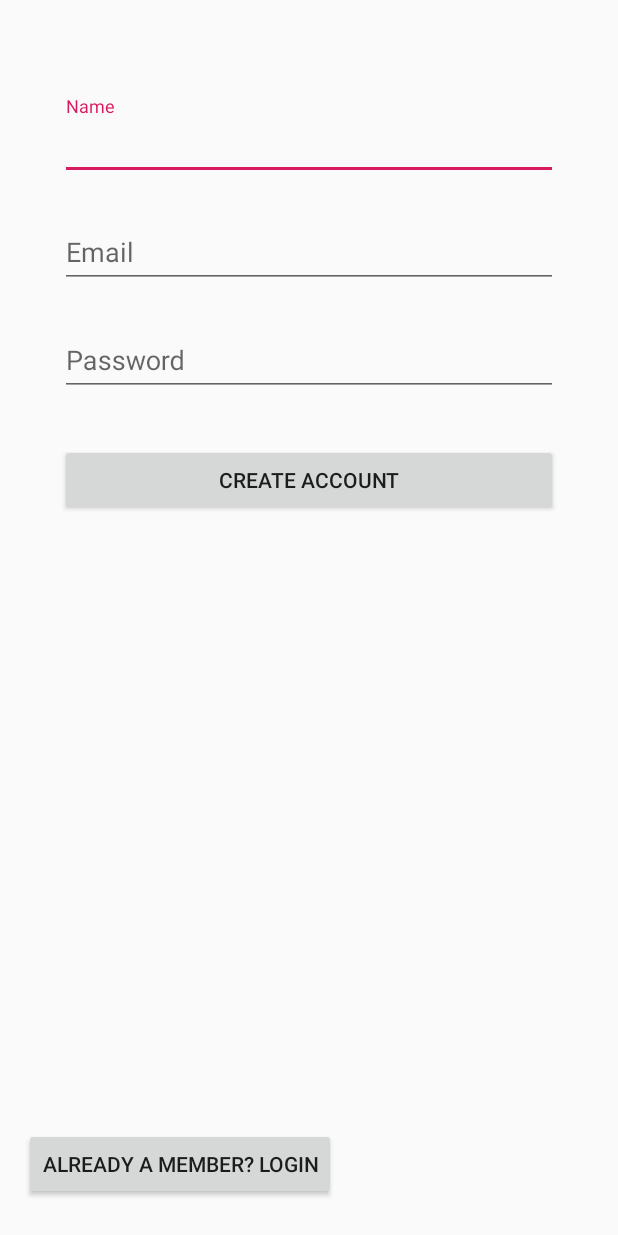
After one commit to lucasfoo/Meal-Demo, an Android app: the layout activity_register.xml on its own in the app's theme, with its tools: preview values and no code run, on a phone screen of 412 x 824 dp. The commit adds this screen. Run offline under Robolectric (Android 15) with nearby library versions, the phone set to English and light mode, and no system bars.

Commit message:
add in sign up and linked

```diff
--- a/app/src/main/AndroidManifest.xml
+++ b/app/src/main/AndroidManifest.xml
@@ -9,10 +9,11 @@
         android:roundIcon="@mipmap/ic_launcher_round"
         android:supportsRtl="true"
         android:theme="@style/AppTheme">
+        <activity android:name=".Register"></activity>
         <activity
             android:name=".MainMenu"
             android:label="@string/title_activity_main_menu"
-            android:theme="@style/AppTheme.NoActionBar"></activity>
+            android:theme="@style/AppTheme.NoActionBar" />
         <activity
             android:name=".MainActivity"
             android:label="@string/app_name"
--- a/app/src/main/java/com/example/demo/MainMenu.java
+++ b/app/src/main/java/com/example/demo/MainMenu.java
@@ -54,6 +54,9 @@ public class MainMenu extends AppCompatActivity
 
         RestaurantDataAdapter restaurantDataAdapter = new RestaurantDataAdapter(createList(30));
         recList.setAdapter(restaurantDataAdapter);
+
+
+
     }
 
     @Override
@@ -115,7 +118,7 @@ public class MainMenu extends AppCompatActivity
 
     private List<RestaurantData> createList(int size){
         List<RestaurantData> res = new ArrayList<RestaurantData>();
-        for(int i = 1; i < size; ++i){
+        for(int i = 1; i <= size; i++){
             RestaurantData restaurantData = new RestaurantData();
             restaurantData.name = "RESTAURANT NUMBER: " + i;
 
--- a/app/src/main/res/layout/activity_main.xml
+++ b/app/src/main/res/layout/activity_main.xml
@@ -49,7 +49,13 @@
         android:hint="Password"
         android:imeOptions="actionDone"/>
 
-
+    <Button
+        android:id="@+id/su"
+        android:layout_width="wrap_content"
+        android:layout_height="wrap_content"
+        android:layout_gravity="bottom"
+        android:layout_margin="16dp"
+        android:text="Sign Up" />
 
 
 </FrameLayout>
--- /dev/null
+++ b/app/src/main/res/layout/activity_register.xml
@@ -0,0 +1,88 @@
+<?xml version="1.0" encoding="utf-8"?>
+<RelativeLayout xmlns:android="http://schemas.android.com/apk/res/android"
+    android:layout_width="match_parent"
+    android:layout_height="match_parent"
+    android:paddingLeft="16dp"
+    android:paddingRight="16dp" >
+    <ScrollView
+        xmlns:android="http://schemas.android.com/apk/res/android"
+        android:layout_width="fill_parent"
+        android:layout_height="fill_parent"
+        android:fitsSystemWindows="true">
+
+        <LinearLayout
+            android:orientation="vertical"
+            android:layout_width="match_parent"
+            android:layout_height="wrap_content"
+            android:paddingTop="56dp"
+            android:paddingLeft="24dp"
+            android:paddingRight="24dp">
+
+            <!--<ImageView android:src=""-->
+                <!--android:layout_width="wrap_content"-->
+                <!--android:layout_height="72dp"-->
+                <!--android:layout_marginBottom="24dp"-->
+                <!--android:layout_gravity="center_horizontal" />-->
+
+            <!--  Name Label -->
+            <android.support.design.widget.TextInputLayout
+                android:layout_width="match_parent"
+                android:layout_height="wrap_content"
+                android:layout_marginTop="8dp"
+                android:layout_marginBottom="8dp">
+                <EditText android:id="@+id/input_name"
+                    android:layout_width="match_parent"
+                    android:layout_height="wrap_content"
+                    android:inputType="textCapWords"
+                    android:hint="Name" />
+            </android.support.design.widget.TextInputLayout>
+
+            <!-- Email Label -->
+            <android.support.design.widget.TextInputLayout
+                android:layout_width="match_parent"
+                android:layout_height="wrap_content"
+                android:layout_marginTop="8dp"
+                android:layout_marginBottom="8dp">
+                <EditText android:id="@+id/input_email"
+                    android:layout_width="match_parent"
+                    android:layout_height="wrap_content"
+                    android:inputType="textEmailAddress"
+                    android:hint="Email" />
+            </android.support.design.widget.TextInputLayout>
+
+            <!-- Password Label -->
+            <android.support.design.widget.TextInputLayout
+                android:layout_width="match_parent"
+                android:layout_height="wrap_content"
+                android:layout_marginTop="8dp"
+                android:layout_marginBottom="8dp">
+                <EditText android:id="@+id/input_password"
+                    android:layout_width="match_parent"
+                    android:layout_height="wrap_content"
+                    android:inputType="textPassword"
+                    android:hint="Password"/>
+            </android.support.design.widget.TextInputLayout>
+
+            <!-- Signup Button -->
+            <android.support.v7.widget.AppCompatButton
+                android:id="@+id/btn_signup"
+                android:layout_width="fill_parent"
+                android:layout_height="wrap_content"
+                android:layout_marginTop="24dp"
+                android:layout_marginBottom="24dp"
+                android:padding="12dp"
+                android:text="Create Account"/>
+
+        </LinearLayout>
+    </ScrollView>
+
+    <Button
+        android:id="@+id/back_to_login_page"
+        android:layout_width="wrap_content"
+        android:layout_height="wrap_content"
+        android:layout_alignParentBottom="true"
+        android:layout_marginBottom="24dp"
+        android:text="Already a member? Login" />
+
+
+</RelativeLayout>
```
